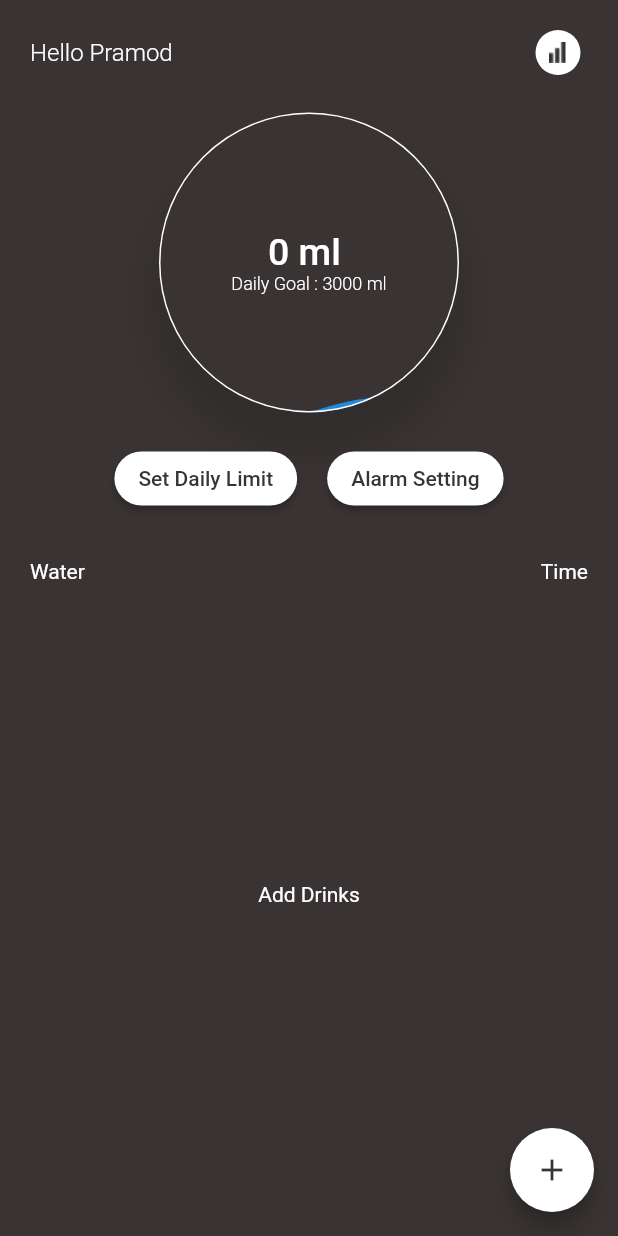
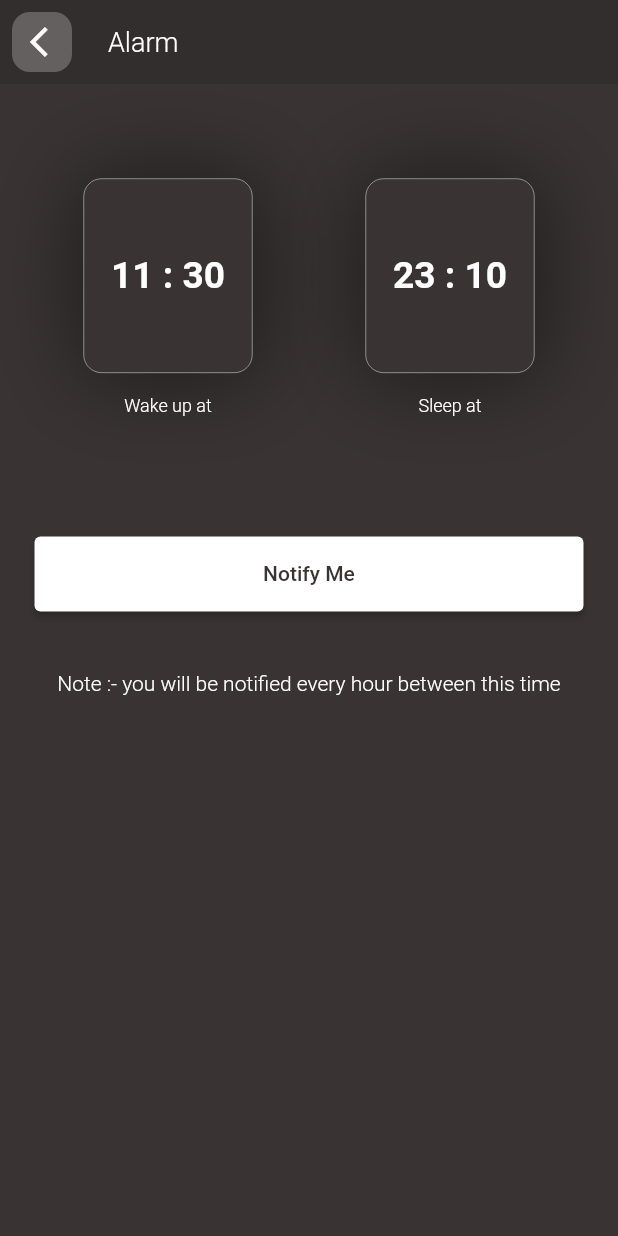
Before and after one commit to Pramodpal333/watery, a Flutter app: the DashboardScreen screen opened directly, after a tap on "Alarm Setting", on a phone screen of 412 x 824 dp. Run offline on Flutter 3.47's test engine with Material 2 defaults, Android fonts, the phone set to English and light mode, and no system bars; drawn by our look-alikes of flutter_expandable_fab; our stand-ins replace get, get_storage, liquid_progress_indicator_v2, sqflite; missing offline and left inert: day_night_time_picker, draggable_fab; accounts and stored records are empty.

Commit message:
alarm ui and drinklist mofified

```diff
--- /dev/null
+++ b/lib/screens/alarm/alarm_screen.dart
@@ -0,0 +1,95 @@
+import 'package:day_night_time_picker/day_night_time_picker.dart';
+import 'package:day_night_time_picker/lib/daynight_timepicker.dart';
+import 'package:flutter/material.dart';
+import 'package:watery/utils/colors.dart';
+import 'package:watery/utils/custom_print.dart';
+import 'package:watery/widgets/appbar.dart';
+import 'package:watery/widgets/button.dart';
+import 'package:watery/widgets/date_picker.dart';
+
+class Alarm extends StatefulWidget {
+  Alarm({Key? key}) : super(key: key);
+
+  @override
+  State<Alarm> createState() => _AlarmState();
+}
+
+class _AlarmState extends State<Alarm> {
+  Time _time = Time(hour: 11, minute: 30, second: 20);
+
+  Time _endTime = Time(hour: 23, minute: 10, second: 20);
+
+  @override
+  Widget build(BuildContext context) {
+    return Scaffold(
+      appBar: customAppbar(context, title: "Alarm"),
+      body: Padding(
+        padding: const EdgeInsets.all(8.0),
+        child: Column(
+          mainAxisSize: MainAxisSize.min,
+          mainAxisAlignment: MainAxisAlignment.center,
+          children: [
+            SizedBox(height: 50,),
+            Row(
+              children: [
+                SizedBox(
+                  width: 10,
+                ),
+                Expanded(
+                    child: MyDatePicker(
+                  time: _time,
+                  onChange: (time) {
+                    println(">> $time");
+                    println(">> ${time.hourOfPeriod}");
+                    println(">> ${time.hour}");
+                    setState(() {
+                      _time = time;
+                    });
+                  },
+                  timeText: 'Wake up at',
+                )),
+                // Spacer(),
+                Expanded(
+                    child: MyDatePicker(
+                  time: _endTime,
+                  onChange: (time) {
+                    setState(() {
+                      _endTime = time;
+                    });
+                  },
+                  timeText: 'Sleep at',
+                )),
+                SizedBox(
+                  width: 10,
+                ),
+              ],
+            ),
+            SizedBox(
+              height: 50,
+            ),
+            Padding(
+              padding: const EdgeInsets.all(15.0),
+              child: ButtonWidget(
+                color: Colors.white,
+                child: Text(
+                  "Notify Me",
+                  style: TextStyle(color: kDarkBgColor),
+                ),
+                onTap: () {},
+                splashColor: kDarkBgColor,
+              ),
+            ),
+            Padding(
+              padding:
+                  const EdgeInsets.symmetric(horizontal: 20.0, vertical: 10),
+              child: Text(
+                "Note :- you will be notified every hour between this time",
+                style: TextStyle(color: Colors.white,fontWeight: FontWeight.w300),
+              ),
+            ),
+          ],
+        ),
+      ),
+    );
+  }
+}
--- a/lib/screens/dashboard/dashboard.dart
+++ b/lib/screens/dashboard/dashboard.dart
@@ -4,6 +4,7 @@ import 'package:flutter/material.dart';
 import 'package:get/get.dart';
 import 'package:liquid_progress_indicator_v2/liquid_progress_indicator.dart';
 import 'package:watery/controllers/dashboard_controller.dart';
+import 'package:watery/screens/alarm/alarm_screen.dart';
 import 'package:watery/screens/dashboard/add_drink.dart';
 import 'package:watery/screens/dashboard/drinks_list.dart';
 import 'package:watery/screens/set_limit.dart';
@@ -113,7 +114,9 @@ class DashboardScreen extends GetView<DashboardController> {
                     backgroundColor: Colors.white,
                     shape: RoundedRectangleBorder(borderRadius: BorderRadius.circular(400))
                   ),
-                    onPressed: (){},
+                    onPressed: (){
+                    Get.to(()=>Alarm());
+                    },
                     child:const Text("Alarm Setting",style: TextStyle(color: kDarkBgColor),)),
               ],
             ),
--- a/lib/widgets/button.dart
+++ b/lib/widgets/button.dart
@@ -3,11 +3,12 @@ import 'package:get/get.dart';
 import 'package:watery/utils/colors.dart';
 
 class ButtonWidget extends StatelessWidget {
-  const ButtonWidget({Key? key, required this.child, this.onTap, this.color}) : super(key: key);
+  const ButtonWidget({Key? key, required this.child, this.onTap, this.color, this.splashColor}) : super(key: key);
 
   final Widget child;
   final Function()? onTap;
   final Color? color;
+  final Color? splashColor;
 
   @override
   Widget build(BuildContext context) {
@@ -18,7 +19,8 @@ class ButtonWidget extends StatelessWidget {
       height: 50,
       child: ElevatedButton(
         style: ElevatedButton.styleFrom(
-          backgroundColor:color ?? kDarkBgColor
+          backgroundColor:color ?? kDarkBgColor,
+              foregroundColor: splashColor ?? Colors.white24
         ),
           onPressed: onTap,
           child: child),
--- /dev/null
+++ b/lib/widgets/date_picker.dart
@@ -0,0 +1,93 @@
+import 'package:day_night_time_picker/day_night_time_picker.dart';
+import 'package:flutter/material.dart';
+import 'package:get/get.dart';
+import '../utils/colors.dart';
+
+class MyDatePicker extends StatelessWidget {
+  MyDatePicker(
+      {Key? key,
+      required this.time,
+      required this.timeText,
+      required this.onChange,
+      this.is24Hour})
+      : super(key: key);
+
+  final Time time;
+  final String timeText;
+  Function(Time) onChange;
+  final bool? is24Hour;
+
+  @override
+  Widget build(BuildContext context) {
+    var w = Get.width;
+    var h = Get.height;
+    return Column(
+      mainAxisAlignment: MainAxisAlignment.center,
+      children: [
+        InkWell(
+          borderRadius: BorderRadius.circular(12),
+          onTap: () {
+            timePicker(context);
+          },
+          child: Container(
+            padding: EdgeInsets.symmetric(horizontal: time.hour  > 9  ?18 :25,vertical: 50),
+            margin: EdgeInsets.all(5),
+            // width: 200,
+            // height: 100,
+            decoration: BoxDecoration(
+              border: Border.all(width: 0.3,color: Colors.white),
+                color: kDarkBgColor,
+                borderRadius: BorderRadius.circular(12),
+                boxShadow: const [
+                  BoxShadow(
+                      color: Colors.black45,
+                      offset: Offset(1, 1),
+                      blurRadius: 50,
+                      spreadRadius: 3)
+                ]),
+            child: is24Hour ?? false
+                ? Text(
+                    "${time.hourOfPeriod} : ${time.minute} ${time.period.name}",
+                    style: TextStyle(
+                        color: Colors.white,
+                        fontSize: w * 0.06,
+                        fontWeight: FontWeight.w600),
+                  )
+                : Text(
+                    "${time.hour} : ${time.minute}",
+                    style: TextStyle(
+                        color: Colors.white,
+                        fontSize: w * 0.06,
+                        fontWeight: FontWeight.w600),
+                  ),
+          ),
+        ),
+        SizedBox(
+          height: 10,
+        ),
+        Text(
+          timeText,
+          style: TextStyle(
+              color: Colors.white, fontSize: 12, fontWeight: FontWeight.w300),
+        ),
+      ],
+    );
+  }
+
+  timePicker(BuildContext context) {
+    Navigator.of(context).push(
+      showPicker(
+        context: context,
+        is24HrFormat: is24Hour ?? true,
+        value: time,
+        sunrise: TimeOfDay(hour: 6, minute: 0),
+        // optional
+        sunset: TimeOfDay(hour: 18, minute: 0),
+        // optional
+        duskSpanInMinutes: 120,
+        // optional
+        onChange: onChange,
+      ),
+    );
+  }
+}
--- a/pubspec.yaml
+++ b/pubspec.yaml
@@ -43,6 +43,7 @@ dependencies:
   path_provider: ^2.1.1
 
   get_storage: ^2.1.1 # Storage
+  day_night_time_picker: ^1.3.0+1 # time picker
 
 
   # The following adds the Cupertino Icons font to your application.
```
Also changed, not shown: lib/controllers/dashboard_controller.dart (+20 -1 lines), lib/screens/dashboard/drinks_list.dart (+87 -26 lines), pubspec.lock.
